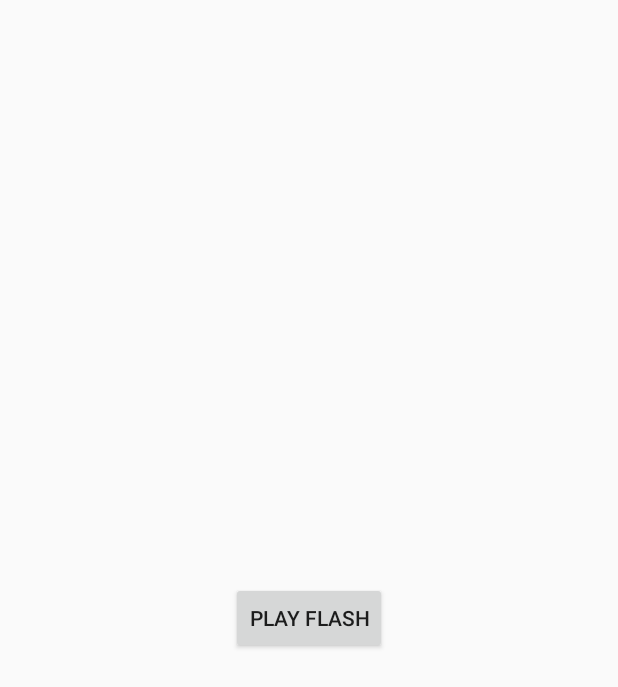
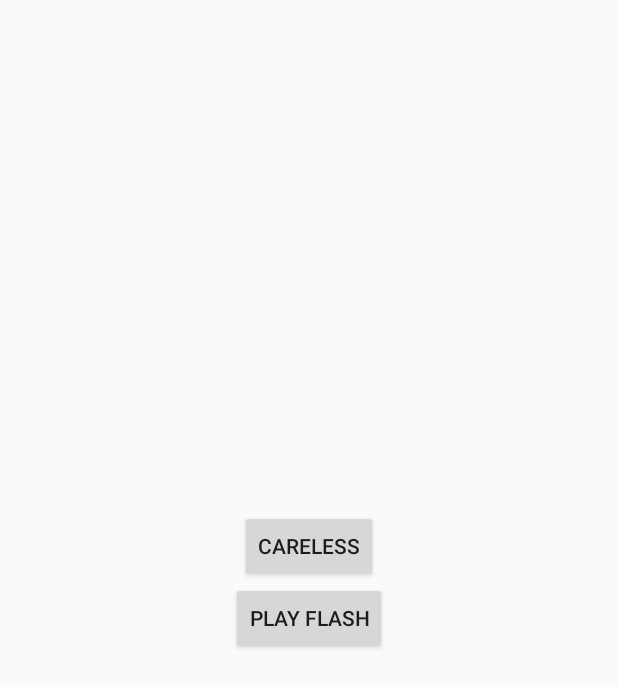
Before and after one commit to patrickszczesny/Play-In-Flash, an Android app: the layout play_in_flash_widget.xml on its own in the app's theme, with its tools: preview values and no code run, on a phone screen of 412 x 824 dp. Shown: the top 687 px of the screen. Run offline under Robolectric (Android 15) with nearby library versions, the phone set to English and light mode, and no system bars.

Commit message:
Putting texts into string.xml Making simple button on the widget to play careless asap.

```diff
--- a/app/build.gradle
+++ b/app/build.gradle
@@ -25,4 +25,6 @@ dependencies {
     testImplementation 'junit:junit:4.12'
     androidTestImplementation 'com.android.support.test:runner:1.0.2'
     androidTestImplementation 'com.android.support.test.espresso:espresso-core:3.0.2'
+    implementation 'com.android.support:design:28.0.0'
+
 }
--- a/app/src/main/AndroidManifest.xml
+++ b/app/src/main/AndroidManifest.xml
@@ -20,6 +20,7 @@
         <receiver android:name=".PlayInFlashAppWidgetProvider">
             <intent-filter>
                 <action android:name="android.appwidget.action.APPWIDGET_UPDATE" />
+                <action android:name="my.package.name.PlayInFlashAppWidgetProvider.ACTION_WIDGET_RECEIVER"/>
             </intent-filter>
             <meta-data
                 android:name="android.appwidget.provider"
--- a/app/src/main/res/layout/play_in_flash_widget.xml
+++ b/app/src/main/res/layout/play_in_flash_widget.xml
@@ -1,6 +1,8 @@
 <?xml version="1.0" encoding="utf-8"?>
 <RelativeLayout xmlns:android="http://schemas.android.com/apk/res/android"
     xmlns:app="http://schemas.android.com/apk/res-auto"
+    xmlns:tools="http://schemas.android.com/tools"
+    android:id="@+id/play_in_flash_widget"
     android:layout_width="match_parent"
     android:layout_height="match_parent">
 
@@ -9,6 +11,15 @@
         android:layout_width="wrap_content"
         android:layout_height="wrap_content"
         android:layout_centerInParent="true"
-        android:text="Play FLASH" />
+        android:text="@string/play_flash" />
+
+    <Button
+        android:id="@+id/instant_play"
+        android:layout_width="wrap_content"
+        android:layout_height="wrap_content"
+        android:layout_centerInParent="true"
+        android:layout_above="@+id/play_in_flash_button"
+        android:text="@string/careless" />
+
 
 </RelativeLayout>
--- a/app/src/main/res/values/strings.xml
+++ b/app/src/main/res/values/strings.xml
@@ -1,3 +1,11 @@
 <resources>
     <string name="app_name">PlayMusicInFlash</string>
+    <string name="careless_whisper">Careless Whisper</string>
+    <string name="cricket">Cricket</string>
+    <string name="clap_clap">CLAP - CLAP!!!</string>
+    <string name="boooooo">BOOOOOO!!!</string>
+    <string name="play_flash">Play FLASH</string>
+    <string name="instant_play" />
+    <string name="careless">Careless</string>
+
 </resources>
--- a/app/src/main/res/xml/play_in_flash_appwidget_info.xml
+++ b/app/src/main/res/xml/play_in_flash_appwidget_info.xml
@@ -1,8 +1,8 @@
 <?xml version="1.0" encoding="utf-8"?>
 <appwidget-provider xmlns:android="http://schemas.android.com/apk/res/android"
     android:initialLayout="@layout/play_in_flash_widget"
-    android:minHeight="40dp"
-    android:minResizeWidth="40dp"
+    android:minHeight="110dp"
+    android:minResizeWidth="110dp"
     android:minWidth="110dp"
     android:resizeMode="vertical|horizontal"
     android:updatePeriodMillis="3600000"
```
Also changed, not shown: app/src/main/java/learningproject/pl/playmusicinflash/PlayInFlashAppWidgetProvider.java (+28 -5 lines), app/src/main/res/layout/activity_main.xml (+4 -4 lines).
